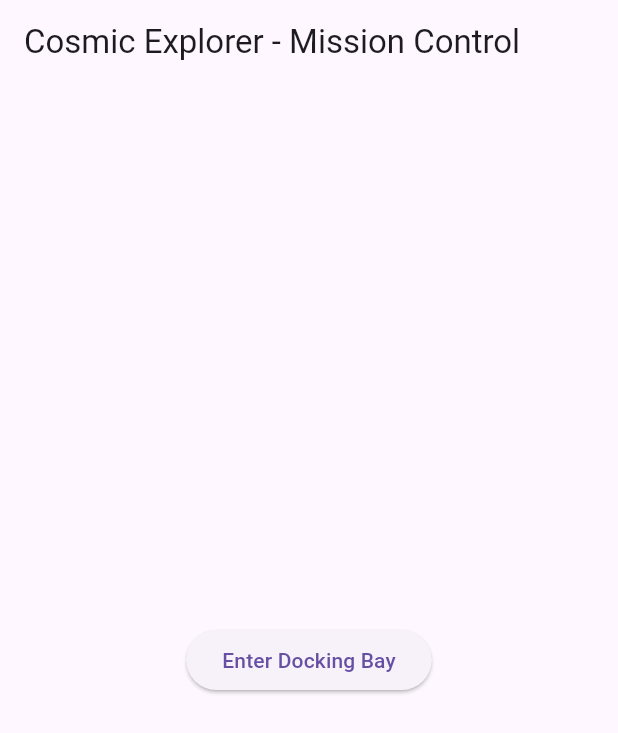
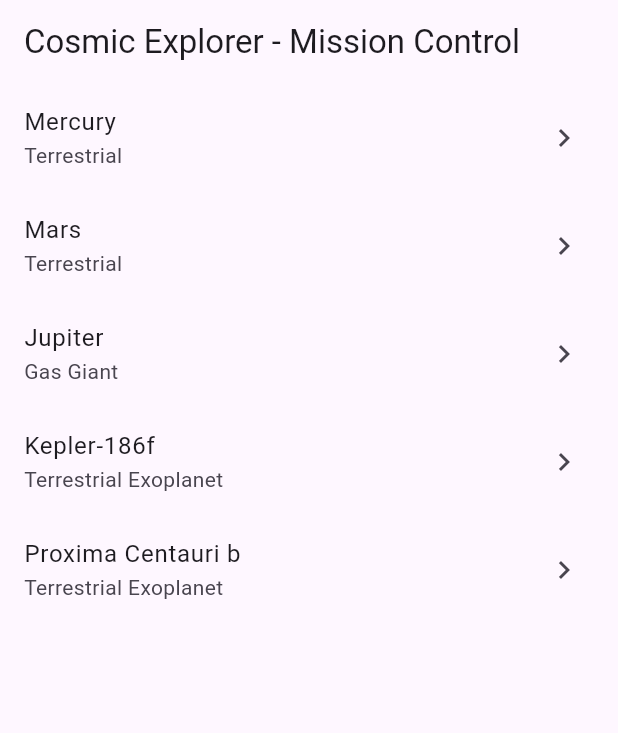
Before and after one commit to kaleb-french/CTEC235-8-MultiPage, a Flutter app: the screen it shows after launch, on a phone screen of 412 x 824 dp. Shown: the top 733 px of the screen. Run offline on Flutter 3.47's test engine with Material 3 defaults, Android fonts, the phone set to English and light mode, and no system bars.

Commit message:
Phase 2- complete
Phase 2-

A ListView.Builder can be better than a basic ListView or Column because
the builder builds the list items as needed the others are fixed
collections of Widgets. The Navigator.push() is creating a route and the
PlanetDetail constructor is receiving the data through a named
constructor parameter.

```diff
--- a/lib/main.dart
+++ b/lib/main.dart
@@ -1,8 +1,54 @@
-
 import 'package:flutter/material.dart';
 
 void main() {
   runApp(const CosmicExplorerApp());
+}
+
+class Planet {
+  final String name;
+  final String type;
+  final String description;
+
+  const Planet({
+    required this.name,
+    required this.type,
+    required this.description,
+  });
+}
+
+class PlanetCatalog {
+  static const List<Planet> planets = [
+    Planet(
+      name: 'Mercury',
+      type: 'Terrestrial',
+      description:
+      'Mercury is the smallest planet in our solar system and the closest to the Sun.',
+    ),
+    Planet(
+      name: 'Mars',
+      type: 'Terrestrial',
+      description:
+      'Mars is known as the Red Planet because of its reddish surface. It has two small moons.',
+    ),
+    Planet(
+      name: 'Jupiter',
+      type: 'Gas Giant',
+      description:
+      'Jupiter is the largest planet in our solar system. It is known for its Great Red Spot.',
+    ),
+    Planet(
+      name: 'Kepler-186f',
+      type: 'Terrestrial Exoplanet',
+      description:
+      'Kepler-186f is an exoplanet orbiting a red dwarf star approximately 500 light-years from Earth.',
+    ),
+    Planet(
+      name: 'Proxima Centauri b',
+      type: 'Terrestrial Exoplanet',
+      description:
+      'Proxima Centauri b is an exoplanet orbiting Proxima Centauri, the closest star to our Sun.',
+    ),
+  ];
 }
 
 class CosmicExplorerApp extends StatelessWidget {
@@ -15,6 +61,7 @@ class CosmicExplorerApp extends StatelessWidget {
     );
   }
 }
+
 class MissionControl extends StatelessWidget {
   const MissionControl({super.key});
 
@@ -22,41 +69,63 @@ class MissionControl extends StatelessWidget {
   Widget build(BuildContext context) {
     return Scaffold(
       appBar: AppBar(
-        title: const Text("Cosmic Explorer - Mission Control"),
+        title: const Text('Cosmic Explorer - Mission Control'),
       ),
-      body: Center(
-        child: ElevatedButton(
-          onPressed: () {
+      body: ListView.builder(
+        itemCount: PlanetCatalog.planets.length,
+        itemBuilder: (context, index) {
+          final planet = PlanetCatalog.planets[index];
+
+          return ListTile(
+            title: Text(planet.name),
+            subtitle: Text(planet.type),
+            trailing: const Icon(Icons.chevron_right),
+            onTap: () {
               Navigator.push(
                 context,
                 MaterialPageRoute(
-                builder: (context) => const DockingBay(),
+                  builder: (context) => PlanetDetail(planet: planet),
                 ),
               );
             },
-          child: const Text("Enter Docking Bay"),
+          );
+        },
+      ),
+    );
+  }
+}
+
+class PlanetDetail extends StatelessWidget {
+  final Planet planet;
+
+  const PlanetDetail({
+    super.key,
+    required this.planet,
+  });
+
+  @override
+  Widget build(BuildContext context) {
+    return Scaffold(
+      appBar: AppBar(
+        title: Text(planet.name),
+      ),
+      body: Padding(
+        padding: const EdgeInsets.all(16.0),
+        child: Column(
+          crossAxisAlignment: CrossAxisAlignment.start,
+          children: [
+            Text(
+              planet.type,
+              style: Theme.of(context).textTheme.titleLarge,
+            ),
+            const SizedBox(height: 16),
+            Text(
+              planet.description,
+              style: Theme.of(context).textTheme.bodyLarge,
+            ),
+          ],
         ),
       ),
     );
   }
 }
-class DockingBay extends StatelessWidget {
-  const DockingBay({super.key});
-
-  @override
-  Widget build(BuildContext context) {
-    return Scaffold(
-      appBar: AppBar(
-        title: const Text("Docking Bay Telemetry"),
-      ),
-      body: Center(
-        child: ElevatedButton(
-          onPressed: () {
-            Navigator.pop(context);
-          },
-          child: const Text("Return to Control"),
-        ),
-      ),
-    );
-  }
-}
```
Also changed, not shown: 1 other file. Lines whose indentation alone changed are shown as unchanged.
